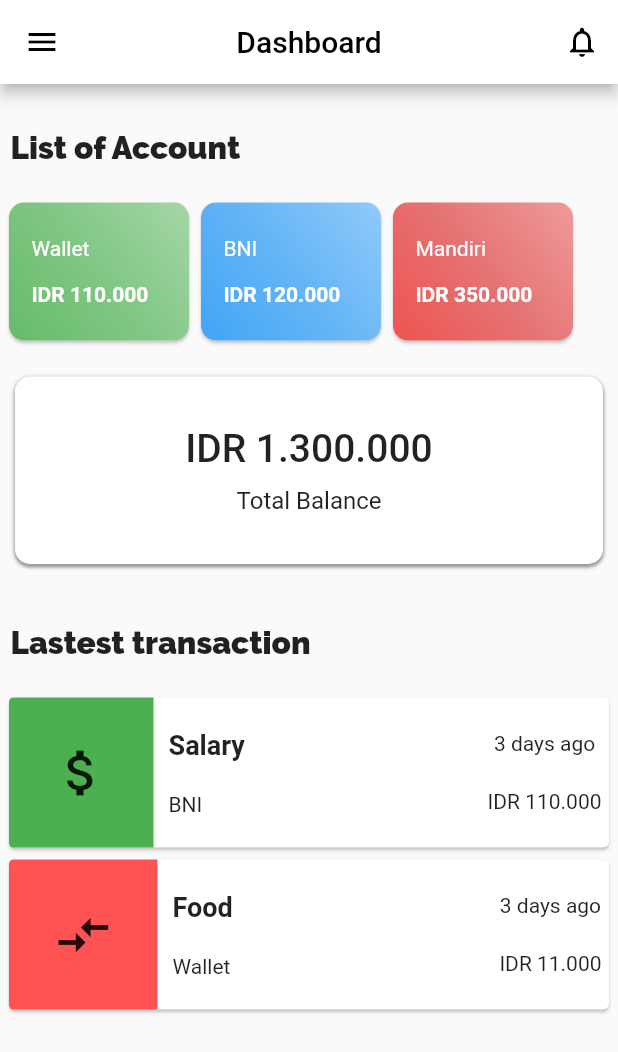
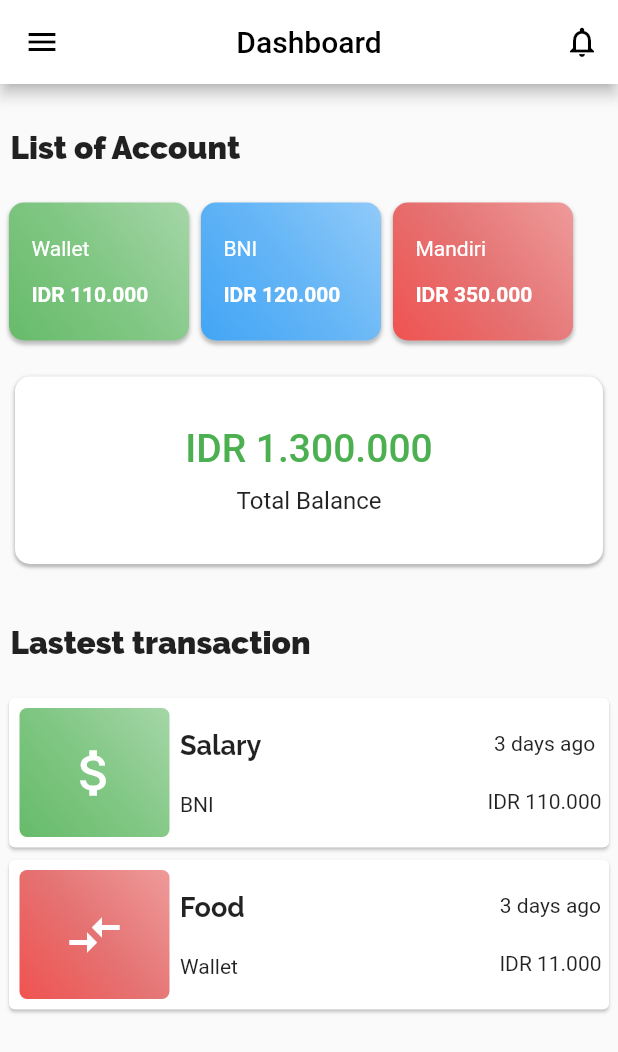
Before and after one commit to alaraiabdiallah/simple-finance-app, a Flutter app: the screen it shows after launch, on a phone screen of 412 x 824 dp. Shown: the top 1052 px of the screen. Run offline on Flutter 3.47's test engine with Material 2 defaults, Android fonts, the phone set to English and light mode, and no system bars; our stand-ins replace flutter_money_formatter.

Commit message:
Shadow & lastest transaction redesign

```diff
--- a/lib/screens/home.dart
+++ b/lib/screens/home.dart
@@ -72,12 +72,12 @@ class BalanceContainer extends StatelessWidget {
     borderRadius: BorderRadius.all(Radius.circular(10)),
     boxShadow: [
       new BoxShadow(
-        color: Colors.grey,
+        color: Colors.grey[400],
         blurRadius: 1,
         offset: new Offset(0, 2)
       ),
       new BoxShadow(
-        color: Colors.grey,
+        color: Colors.grey[400],
         blurRadius: 2,
         offset: new Offset(0, 1)
       ),
@@ -88,7 +88,7 @@ class BalanceContainer extends StatelessWidget {
     return Column(
       mainAxisAlignment: MainAxisAlignment.center,
       children: <Widget>[
-        Text(moneyFormat(balance), style: TextStyle(fontSize: 26, fontWeight: FontWeight.w500)),
+        Text(moneyFormat(balance), style: TextStyle(fontSize: 26, fontWeight: FontWeight.w500,color: Colors.green)),
         Padding(
           padding: EdgeInsets.only(
             top: 10
@@ -180,6 +180,13 @@ class AccountList extends StatelessWidget {
           end: Alignment.topRight,
           colors: colors
       ),
+      boxShadow: [
+        new BoxShadow(
+          color: Colors.grey[400],
+          blurRadius: 2,
+          offset: new Offset(0, 2)
+        )
+      ]
     );
 
 
@@ -253,7 +260,7 @@ class LastTransaction extends StatelessWidget {
             height: 100,
             child: Row(
               children: <Widget>[
-                Expanded(flex: 1,child: trxType(trx)),
+                trxType(trx),
                 Expanded(
                   flex: 2,
                   child: trxText(trx),
@@ -282,28 +289,36 @@ class LastTransaction extends StatelessWidget {
   }
 
   Widget trxType(Transaction trx){
-    Color color;
+    List<Color> colors;
     IconData icon;
     if(trx.type == "Income"){
-      color = Colors.green;
+      colors = [
+        Colors.green[400],
+        Colors.green[300],
+        Colors.green[200]
+      ];
       icon  = Icons.attach_money;
     }else{
-      color = Colors.redAccent;
+      colors = [
+        Colors.red[400],
+        Colors.red[300],
+        Colors.red[200]
+      ];
       icon  = Icons.compare_arrows;
     }
     return Container(
-      margin: EdgeInsets.only(
-        right: 10
+      margin: EdgeInsets.all(7),
+      decoration: new BoxDecoration(
+        gradient: LinearGradient(
+          begin: Alignment.bottomLeft,
+          end: Alignment.topRight,
+          colors: colors
+        ),
+        borderRadius: BorderRadius.all(Radius.circular(5))
       ),
-      decoration: new BoxDecoration(
-        color: color,
-        borderRadius: BorderRadius.only(
-          topLeft: Radius.circular(3),
-          bottomLeft: Radius.circular(3)
-        )
-      ),
+      width: 100,
       height: double.infinity,
-      child: Icon(icon,size: 40),
+      child: Icon(icon,size: 40,color: Colors.white,),
     );
   }
 
@@ -314,7 +329,8 @@ class LastTransaction extends StatelessWidget {
       children: <Widget>[
         Text(trx.name, style: TextStyle(
           fontSize: 18,
-          fontWeight: FontWeight.bold
+          fontWeight: FontWeight.bold,
+          fontFamily: "Raleway"
         )),
         Text(trx.accountName),
       ],
```
